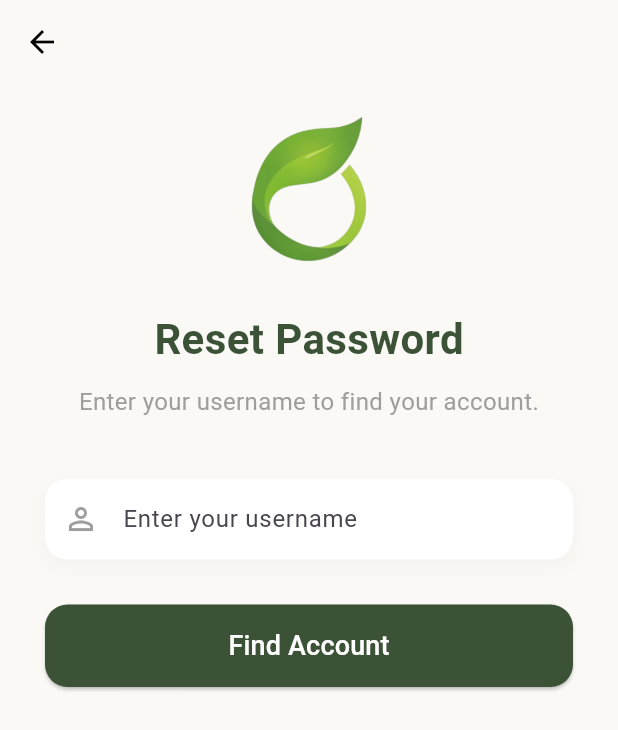
After one commit to Killer8Hyper/leafloop_frontend, a Flutter app: the LoginPage screen opened directly, after a tap on "Forgot password?", on a phone screen of 412 x 824 dp. The commit adds this screen. Shown: the top 730 px of the screen. Run offline on Flutter 3.47's test engine with Material 3 defaults, Android fonts, the phone set to English and light mode, and no system bars; our stand-ins replace fl_chart, image_picker, lottie, shared_preferences, sqflite; missing offline and left inert: tflite_flutter; accounts and stored records are empty.

Commit message:
30 dummy datas and forgotpassword

```diff
--- /dev/null
+++ b/lib/starting/forgot_password.dart
@@ -0,0 +1,222 @@
+import 'package:flutter/material.dart';
+import 'package:leafloop/database/database_helper.dart';
+
+class ForgotPasswordPage extends StatefulWidget {
+  const ForgotPasswordPage({super.key});
+
+  @override
+  State<ForgotPasswordPage> createState() => _ForgotPasswordPageState();
+}
+
+class _ForgotPasswordPageState extends State<ForgotPasswordPage> {
+  final TextEditingController _usernameController = TextEditingController();
+  final TextEditingController _passwordController = TextEditingController();
+  final TextEditingController _confirmPasswordController = TextEditingController();
+
+  bool _userFound = false;
+  int? _userId;
+  bool _obscurePassword = true;
+
+  void _verifyUsername() async {
+    String username = _usernameController.text.trim();
+    if (username.isEmpty) {
+      _showError('Please enter your username');
+      return;
+    }
+
+    var user = await DatabaseHelper().getUserByUsername(username);
+    if (user != null) {
+      setState(() {
+        _userFound = true;
+        _userId = user['id'];
+      });
+    } else {
+      _showError('User not found. Please check your username.');
+    }
+  }
+
+  void _updatePassword() async {
+    String pass = _passwordController.text;
+    String confirmPass = _confirmPasswordController.text;
+
+    if (pass.isEmpty || confirmPass.isEmpty) {
+      _showError('Please fill in all fields');
+      return;
+    }
+
+    if (pass != confirmPass) {
+      _showError('Passwords do not match');
+      return;
+    }
+
+    if (pass.length < 6) {
+      _showError('Password must be at least 6 characters');
+      return;
+    }
+
+    if (_userId != null) {
+      await DatabaseHelper().updatePassword(_userId!, pass);
+      if (mounted) {
+        ScaffoldMessenger.of(context).showSnackBar(
+          const SnackBar(
+            content: Text('Password updated successfully! Please log in.'),
+            backgroundColor: Colors.green,
+            behavior: SnackBarBehavior.floating,
+          ),
+        );
+        Navigator.pop(context);
+      }
+    }
+  }
+
+  void _showError(String message) {
+    ScaffoldMessenger.of(context).showSnackBar(
+      SnackBar(
+        content: Text(message),
+        backgroundColor: Colors.orange[800],
+        behavior: SnackBarBehavior.floating,
+      ),
+    );
+  }
+
+  @override
+  Widget build(BuildContext context) {
+    return Scaffold(
+      backgroundColor: const Color(0xFFFAF9F6),
+      appBar: AppBar(
+        backgroundColor: Colors.transparent,
+        elevation: 0,
+        leading: IconButton(
+          icon: const Icon(Icons.arrow_back, color: Colors.black),
+          onPressed: () => Navigator.pop(context),
+        ),
+      ),
+      body: SafeArea(
+        child: SingleChildScrollView(
+          padding: const EdgeInsets.symmetric(horizontal: 30),
+          child: Column(
+            crossAxisAlignment: CrossAxisAlignment.center,
+            children: [
+              const SizedBox(height: 20),
+              Image.asset('assets/images/logo/LeafLoop2.png', height: 100),
+              const SizedBox(height: 30),
+              const Text(
+                "Reset Password",
+                style: TextStyle(
+                  fontSize: 28,
+                  fontWeight: FontWeight.bold,
+                  color: Color(0xFF3B5236),
+                ),
+              ),
+              const SizedBox(height: 10),
+              Text(
+                _userFound
+                  ? "Enter your new password below."
+                  : "Enter your username to find your account.",
+                textAlign: TextAlign.center,
+                style: const TextStyle(fontSize: 16, color: Colors.grey),
+              ),
+              const SizedBox(height: 40),
+
+              if (!_userFound) ...[
+                _buildTextField(
+                  controller: _usernameController,
+                  hintText: "Enter your username",
+                  icon: Icons.person_outline,
+                ),
+                const SizedBox(height: 30),
+                SizedBox(
+                  width: double.infinity,
+                  height: 55,
+                  child: ElevatedButton(
+                    onPressed: _verifyUsername,
+                    style: ElevatedButton.styleFrom(
+                      backgroundColor: const Color(0xFF3B5236),
+                      shape: RoundedRectangleBorder(
+                        borderRadius: BorderRadius.circular(15),
+                      ),
+                    ),
+                    child: const Text("Find Account", style: TextStyle(color: Colors.white, fontSize: 18)),
+                  ),
+                ),
+              ] else ...[
+                _buildTextField(
+                  controller: _passwordController,
+                  hintText: "New password",
+                  icon: Icons.lock_outline,
+                  isPassword: true,
+                ),
+                const SizedBox(height: 20),
+                _buildTextField(
+                  controller: _confirmPasswordController,
+                  hintText: "Confirm new password",
+                  icon: Icons.lock_outline,
+                  isPassword: true,
+                ),
+                const SizedBox(height: 30),
+                SizedBox(
+                  width: double.infinity,
+                  height: 55,
+                  child: ElevatedButton(
+                    onPressed: _updatePassword,
+                    style: ElevatedButton.styleFrom(
+                      backgroundColor: const Color(0xFF3B5236),
+                      shape: RoundedRectangleBorder(
+                        borderRadius: BorderRadius.circular(15),
+                      ),
+                    ),
+                    child: const Text("Update Password", style: TextStyle(color: Colors.white, fontSize: 18)),
+                  ),
+                ),
+              ],
+            ],
+          ),
+        ),
+      ),
+    );
+  }
+
+  Widget _buildTextField({
+    required TextEditingController controller,
+    required String hintText,
+    required IconData icon,
+    bool isPassword = false,
+  }) {
+    return Container(
+      decoration: BoxDecoration(
+        color: Colors.white,
+        borderRadius: BorderRadius.circular(15),
+        boxShadow: [
+          BoxShadow(
+            color: Colors.black.withOpacity(0.03),
+            blurRadius: 10,
+            offset: const Offset(0, 4),
+          ),
+        ],
+      ),
+      child: TextField(
+        controller: controller,
+        obscureText: isPassword && _obscurePassword,
+        decoration: InputDecoration(
+          contentPadding: const EdgeInsets.symmetric(horizontal: 20, vertical: 15),
+          border: InputBorder.none,
+          hintText: hintText,
+          prefixIcon: Icon(icon, color: Colors.grey),
+          suffixIcon: isPassword
+              ? IconButton(
+                  icon: Icon(
+                    _obscurePassword ? Icons.visibility_off : Icons.visibility,
+                    color: Colors.grey,
+                  ),
+                  onPressed: () {
+                    setState(() {
+                      _obscurePassword = !_obscurePassword;
+                    });
+                  },
+                )
+              : null,
+        ),
+      ),
+    );
+  }
+}
--- a/lib/starting/log-in.dart
+++ b/lib/starting/log-in.dart
@@ -1,5 +1,6 @@
 import 'package:flutter/material.dart';
 import 'package:leafloop/starting/sign-up.dart';
+import 'package:leafloop/starting/forgot_password.dart';
 import 'package:leafloop/screens/homepage.dart'; // Import your new homepage
 import 'package:leafloop/database/database_helper.dart';
 import 'package:leafloop/services/local_auth_service.dart';
@@ -127,6 +128,9 @@ class _LoginPageState extends State<LoginPage> {
                 ),
               ),
               const SizedBox(height: 30),
+              Row(
+                mainAxisAlignment: MainAxisAlignment.spaceBetween,
+                children: [
                   GestureDetector(
                     onTap: () {
                       Navigator.of(context).push(
@@ -134,13 +138,30 @@ class _LoginPageState extends State<LoginPage> {
                       );
                     },
                     child: Text(
-                  "Don't have an account? Create one here!",
+                      "Sign up",
                       style: TextStyle(
                         color: const Color(0xFFD6A573),
-                    decoration: TextDecoration.underline,
+                        fontWeight: FontWeight.bold,
                         fontSize: screenWidth * 0.04,
                       ),
                     ),
+                  ),
+                  GestureDetector(
+                    onTap: () {
+                      Navigator.of(context).push(
+                        MaterialPageRoute(builder: (context) => const ForgotPasswordPage()),
+                      );
+                    },
+                    child: Text(
+                      "Forgot password?",
+                      style: TextStyle(
+                        color: const Color(0xFFD6A573),
+                        fontWeight: FontWeight.bold,
+                        fontSize: screenWidth * 0.04,
+                      ),
+                    ),
+                  ),
+                ],
               ),
               const SizedBox(height: 40),
             ],
```
Also changed, not shown: lib/database/database_helper.dart (+115 -1 lines). Lines whose indentation alone changed are shown as unchanged.
